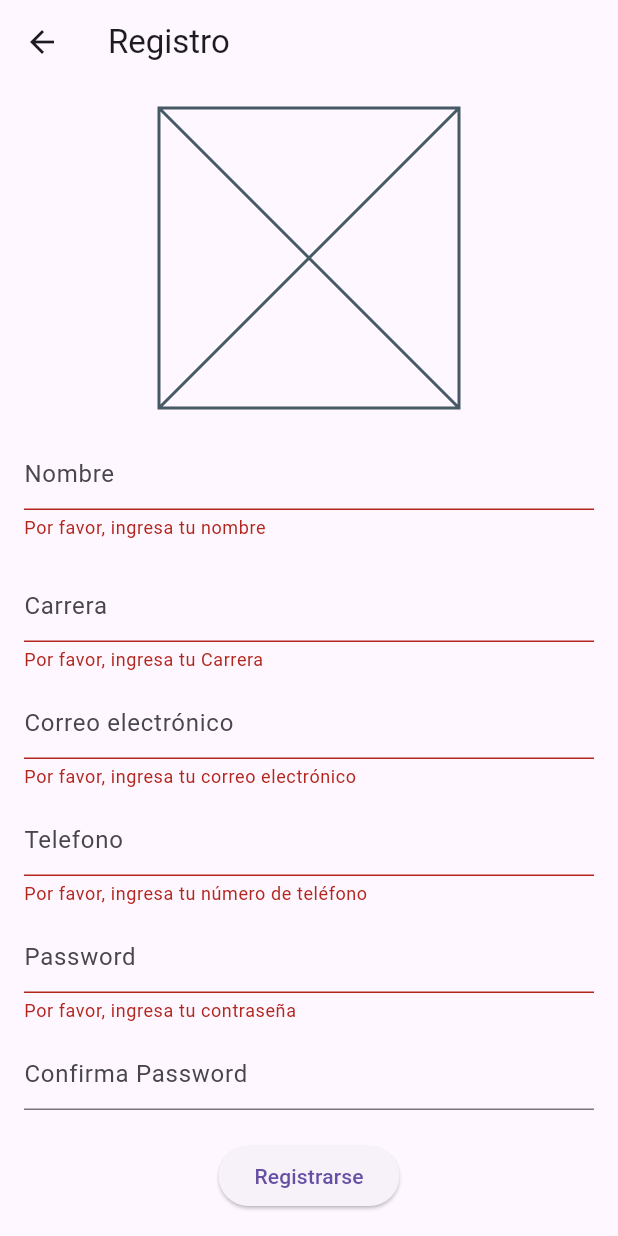
After one commit to Esteban1426/Repo_Flutter, a Flutter app: the Registro screen opened directly, after a tap on "Registrarse", on a phone screen of 412 x 824 dp. The commit adds this screen. Run offline on Flutter 3.47's test engine with Material 3 defaults, Android fonts, the phone set to English and light mode, and no system bars; our stand-ins replace firebase_auth, firebase_core, firebase_database, firebase_storage; accounts and stored records are empty; network calls fail.

Commit message:
Puliendo app notas en flutter

```diff
--- /dev/null
+++ b/flutter_application_appnotas/lib/Registro.dart
@@ -0,0 +1,231 @@
+import 'package:flutter/material.dart';
+import 'package:firebase_auth/firebase_auth.dart';
+import 'package:firebase_storage/firebase_storage.dart';
+import 'package:firebase_database/firebase_database.dart';
+import 'package:flutter_application_appnotas/Login.dart';
+
+class Registro extends StatefulWidget {
+  @override
+  _RegistroState createState() => _RegistroState();
+}
+
+class _RegistroState extends State<Registro> {
+  final _auth = FirebaseAuth.instance;
+  final _database =
+      FirebaseDatabase(databaseURL: 'https://proyecto-appnotasflutter-default-rtdb.firebaseio.com/')
+          .ref();
+  final _formKey = GlobalKey<FormState>();
+
+  TextEditingController _nombreController = TextEditingController();
+  TextEditingController _CarreraController = TextEditingController();
+  TextEditingController _emailController = TextEditingController();
+  TextEditingController _telefonoController = TextEditingController();
+  TextEditingController _passwordController = TextEditingController();
+  TextEditingController _confirmPasswordController = TextEditingController();
+
+  Future<void> _registro() async {
+    try {
+      final newUser = await _auth.createUserWithEmailAndPassword(
+        email: _emailController.text,
+        password: _passwordController.text,
+      );
+
+      if (newUser != null) {
+        await _database.child('usuarios').child(newUser.user!.uid).set({
+          'nombre': _nombreController.text,
+          'carrera': _CarreraController.text,
+          'email': _emailController.text,
+          'telefono': _telefonoController.text,
+        });
+
+        // Registro exitoso, muestra una alerta
+        showDialog(
+          context: context,
+          builder: (BuildContext context) {
+            return AlertDialog(
+              title: Text("Registro exitoso"),
+              content: Text("Usuario registrado correctamente."),
+              actions: [
+                TextButton(
+                  onPressed: () {
+                    Navigator.of(context).pop();
+                    Navigator.pushReplacement(
+                    context,
+                    MaterialPageRoute(builder: (context) => Login()),
+                  );
+                  },
+                  child: Text("OK"),
+                ),
+              ],
+            );
+          },
+        );
+      }
+    } catch (e) {
+      // Error en el registro, muestra una alerta
+      showDialog(
+        context: context,
+        builder: (BuildContext context) {
+          return AlertDialog(
+            title: Text("Error de registro"),
+            content: Text("Hubo un error al registrar el usuario: $e"),
+            actions: [
+              TextButton(
+                onPressed: () {
+                  Navigator.of(context).pop();
+                },
+                child: Text("OK"),
+              ),
+            ],
+          );
+        },
+      );
+    }
+  }
+
+  late String imageUrl;
+  final storage = FirebaseStorage.instance;
+  @override
+  void initState() {
+    super.initState();
+    // Set the initial value of imageUrl to an empty string
+    imageUrl = '';
+    //Retrieve the image from Firebase Storage
+    getImageUrl();
+  }
+
+  Future<void> getImageUrl() async {
+    // Get the reference to the image file in Firebase Storage
+    final ref = storage.ref().child('usuario.jpg');
+    // Get the imageUrl to download URL
+    try {
+      final url = await ref.getDownloadURL();
+      print("URL de descarga obtenida: $url"); // Print for debugging
+      setState(() {
+        imageUrl = url;
+    });
+    } catch (e) {
+      print("Error al obtener la URL de descarga: $e"); // Print for debugging
+    }
+  }
+
+  @override
+  Widget build(BuildContext context) {
+    return Scaffold(
+      appBar: AppBar(
+        title: Text('Registro'),
+      ),
+      body: SingleChildScrollView(
+        padding: const EdgeInsets.all(16.0),
+        child: Form(
+          key: _formKey,
+          child: Column(
+            children: [
+              SizedBox(
+                width: 200,
+                height: 200,
+                child: imageUrl.isNotEmpty
+                    ? Image(
+                        image: NetworkImage(imageUrl),
+                        fit: BoxFit.cover,
+                      )
+                    : Placeholder(), // Placeholder when no image available
+              ),
+              SizedBox(height: 20.0),
+              TextFormField(
+                controller: _nombreController,
+                decoration: InputDecoration(
+                  hintText: 'Nombre',
+                ),
+                validator: (value) {
+                  if (value == null || value.isEmpty) {
+                    return 'Por favor, ingresa tu nombre';
+                  }
+                  return null;
+                },
+              ),
+              SizedBox(height: 20.0),
+              TextFormField(
+                controller: _CarreraController,
+                decoration: InputDecoration(
+                  hintText: 'Carrera',
+                ),
+                validator: (value) {
+                  if (value == null || value.isEmpty) {
+                    return 'Por favor, ingresa tu Carrera';
+                  }
+                  return null;
+                },
+              ),
+              SizedBox(height: 10.0),
+              TextFormField(
+                controller: _emailController,
+                decoration: InputDecoration(
+                  hintText: 'Correo electrónico',
+                ),
+                keyboardType: TextInputType.emailAddress,
+                validator: (value) {
+                  if (value == null || value.isEmpty) {
+                    return 'Por favor, ingresa tu correo electrónico';
+                  }
+                  return null;
+                },
+              ),
+              SizedBox(height: 10.0),
+              TextFormField(
+                controller: _telefonoController,
+                decoration: InputDecoration(
+                  hintText: 'Telefono',
+                ),
+                keyboardType: TextInputType.phone,
+                validator: (value) {
+                  if (value == null || value.isEmpty) {
+                    return 'Por favor, ingresa tu número de teléfono';
+                  }
+                  return null;
+                },
+              ),
+              SizedBox(height: 10.0),
+              TextFormField(
+                controller: _passwordController,
+                decoration: InputDecoration(
+                  hintText: 'Password',
+                ),
+                obscureText: true,
+                validator: (value) {
+                  if (value == null || value.isEmpty) {
+                    return 'Por favor, ingresa tu contraseña';
+                  }
+                  return null;
+                },
+              ),
+              SizedBox(height: 10.0),
+              TextFormField(
+                controller: _confirmPasswordController,
+                decoration: InputDecoration(
+                  hintText: 'Confirma Password',
+                ),
+                obscureText: true,
+                validator: (value) {
+                  if (value != _passwordController.text) {
+                    return 'Las contraseñas no coinciden';
+                  }
+                  return null;
+                },
+              ),
+              SizedBox(height: 20.0),
+              ElevatedButton(
+                onPressed: () {
+                  if (_formKey.currentState!.validate()) {
+                    _registro();
+                  }
+                },
+                child: Text('Registrarse'),
+              ),
+            ],
+          ),
+        ),
+      ),
+    );
+  }
+}
--- a/flutter_application_appnotas/pubspec.yaml
+++ b/flutter_application_appnotas/pubspec.yaml
@@ -7,6 +7,10 @@ environment:
   sdk: '>=3.3.2 <4.0.0'
 
 dependencies:
+  firebase_auth: ^4.19.4
+  firebase_core: ^2.30.1
+  firebase_database: ^10.5.4
+  firebase_storage: ^11.7.4
   flutter:
     sdk: flutter
 
```
Also changed, not shown: flutter_application_appnotas/lib/GestorNotas.dart (added, +192 -0 lines), flutter_application_appnotas/lib/Login.dart (added, +169 -0 lines), flutter_application_appnotas/lib/main.dart (+66 -19 lines), flutter_application_appnotas/firebase.json (added), flutter_application_appnotas/lib/firebase_options.dart (added), flutter_application_appnotas/pubspec.lock, 8 other files.
